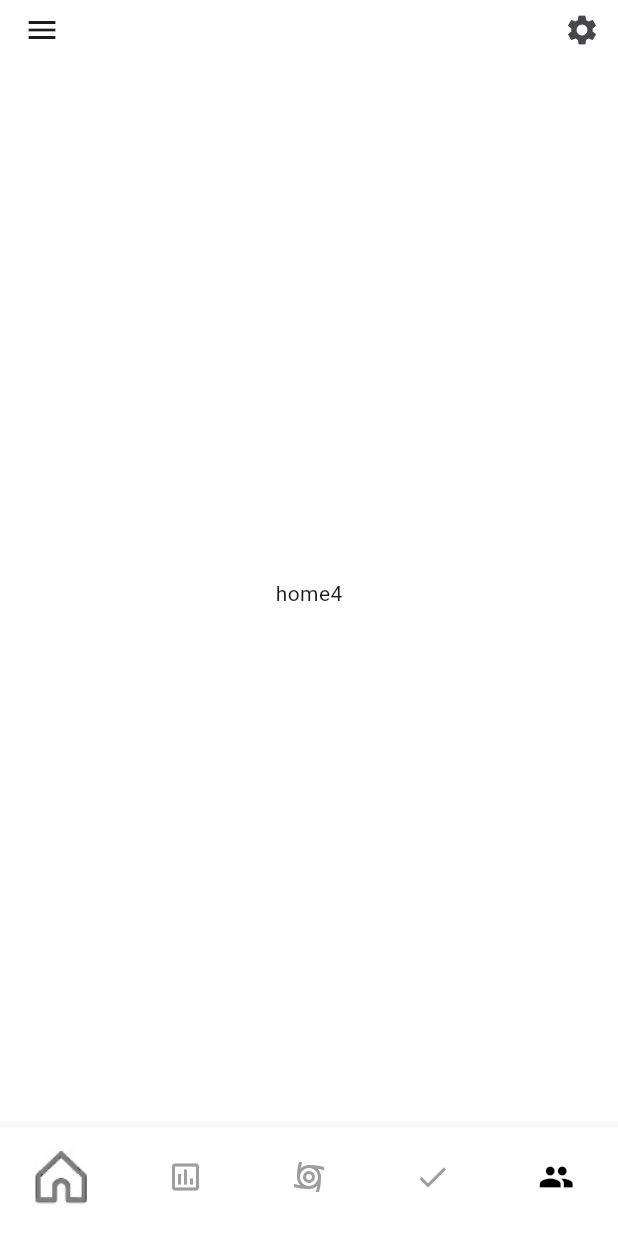
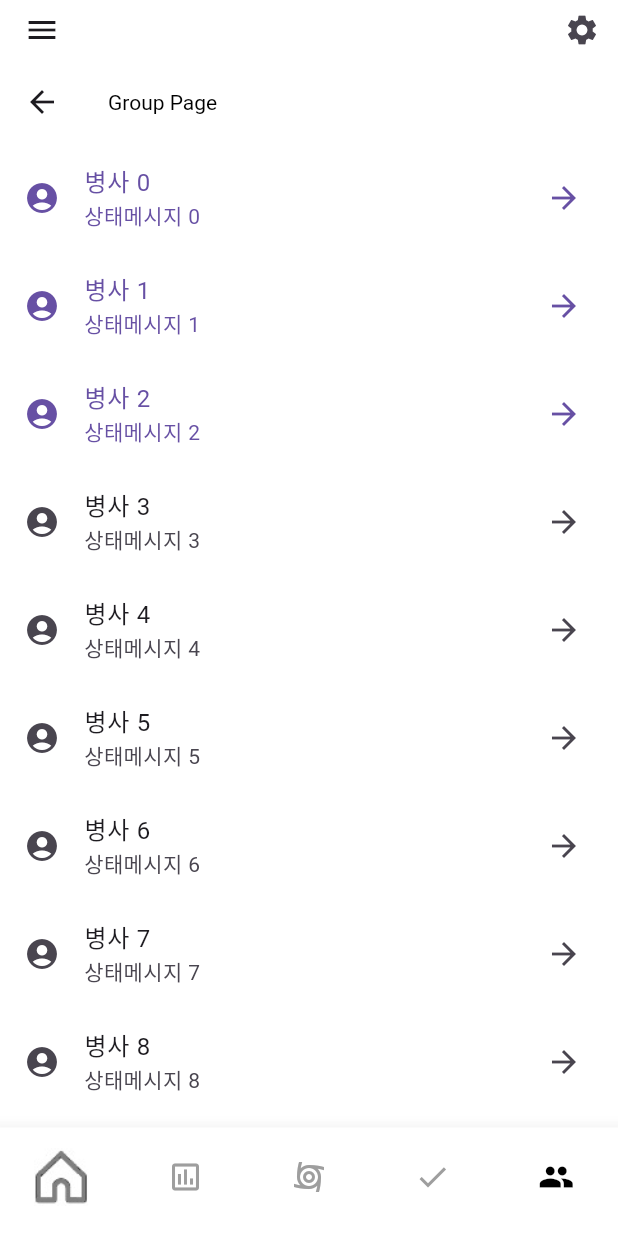
Before and after one commit to velcrots/soldierank, a Flutter app: the App screen opened directly with empty values, item 5 of the bottom bar chosen, on a phone screen of 412 x 824 dp. Run offline on Flutter 3.47's test engine with Material 3 defaults, Android fonts, the light colour scheme and no system bars; our stand-ins replace dio, fluttertoast, get, hive, hive_flutter, percent_indicator and 1 more; missing offline and left inert: flutter_radar_chart; accounts and stored records are empty; network calls fail.

Commit message:
Feature: Add ListView UI #19
병사 ListView UI 추가

```diff
--- a/lib/src/app.dart
+++ b/lib/src/app.dart
@@ -2,6 +2,7 @@ import 'package:flutter/material.dart';
 import 'package:flutter_ace/src/components/image_data.dart';
 import 'package:flutter_ace/src/controller/bottom_nav_controller.dart';
 import 'package:flutter_ace/src/pages/assessment_page.dart';
+import 'package:flutter_ace/src/pages/group_page.dart';
 import 'package:flutter_ace/src/pages/main_page.dart';
 import 'package:flutter_ace/src/pages/todo_page.dart';
 import 'package:flutter_ace/src/pages/trainig_page.dart';
@@ -45,9 +46,7 @@ class App extends GetView<BottomNavController> {
                 AssessmentPage(),
                 TrainingPage(),
                 TodoPage(),
-                Container(
-                  child: Center(child: Text('home4')),
-                ),
+                GroupPage(),
                 Container(
                   child: Center(child: Text('home5')),
                 ),
--- /dev/null
+++ b/lib/src/pages/group_page.dart
@@ -0,0 +1,44 @@
+import 'package:dio/dio.dart';
+import 'package:flutter/material.dart';
+import 'package:flutter_ace/src/components/image_data.dart';
+import 'package:video_player/video_player.dart';
+
+class GroupPage extends StatefulWidget {
+  const GroupPage({Key? key}) : super(key: key);
+
+  @override
+  State<GroupPage> createState() => _GroupPageState();
+}
+
+class _GroupPageState extends State<GroupPage> {
+
+  final List<String> items =
+  List<String>.generate(20, (index) => "병사 $index");
+
+  @override
+  Widget build(BuildContext context) {
+    return Scaffold(
+      appBar: AppBar(
+        title: Text('Group Page'),
+      ),
+      backgroundColor: Colors.white,
+      body: ListView.builder(
+        itemCount: items.length,
+        itemBuilder: (context, index) {
+          return ListTile(
+            leading: Icon(Icons.account_circle),
+            title: Text(items[index]),
+            subtitle: Text('상태메시지 $index'),
+            trailing: Icon(Icons.arrow_forward),
+            selected: index < 3,
+            onTap: () {
+              print('Tapped on item $index');
+            },
+          );
+        },
+      ),
+
+
+    );
+  }
+}
```
